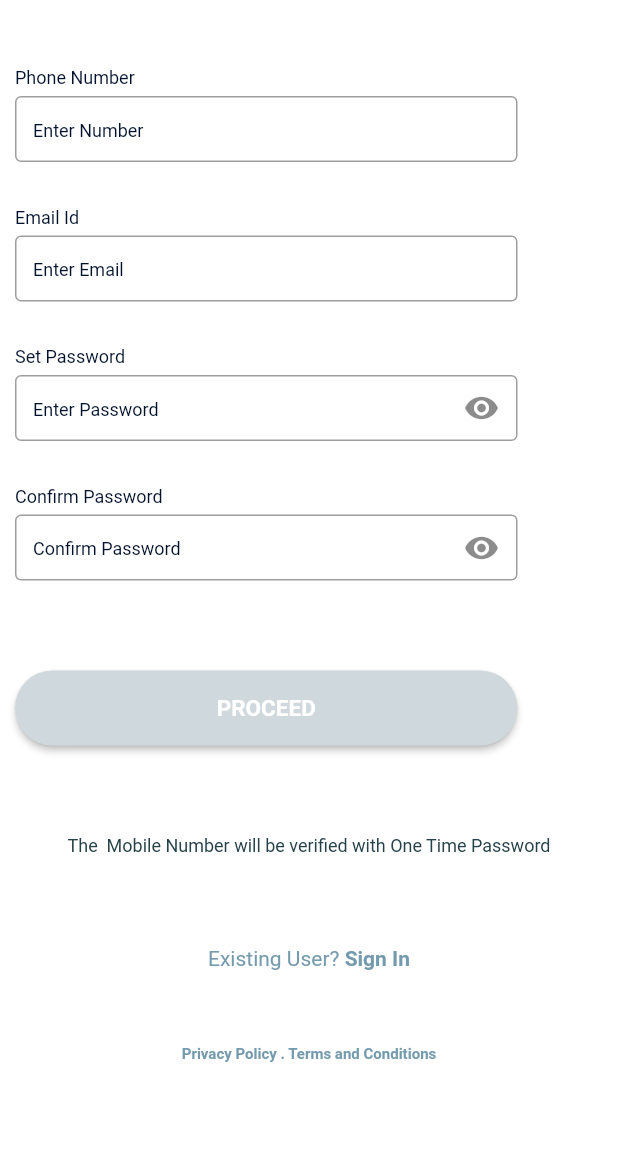
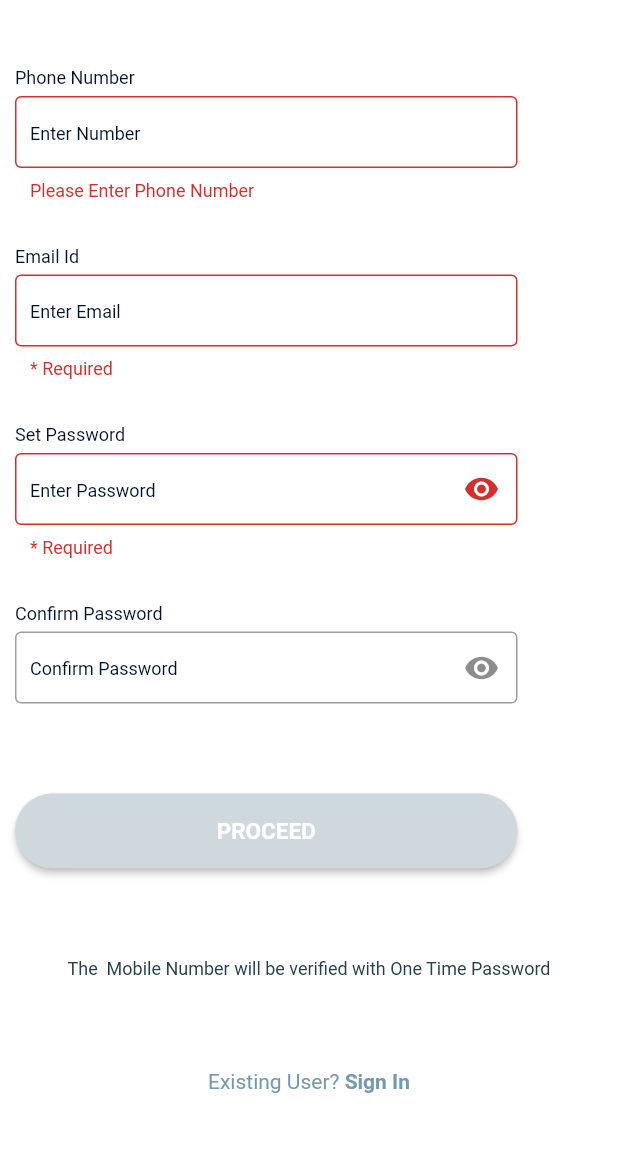
Before and after one commit to shafi3112/skin_mate, a Flutter app: the screen it shows after launch, after a tap on "SIGN UP", on a phone screen of 412 x 824 dp, the part 84-1236 px from its top. Run offline on Flutter 3.47's test engine with Material 2 defaults, Android fonts, the phone set to English and light mode, and no system bars; our stand-ins replace form_field_validator, geocoding, geolocator.

Commit message:
validation done

```diff
--- a/lib/Screens/WelcomeScreen.dart
+++ b/lib/Screens/WelcomeScreen.dart
@@ -82,22 +82,24 @@ class WelcomeScreen extends StatelessWidget {
                       padding: const EdgeInsets.only(left:15.0,right: 15.0,top:50.0,bottom: 0),
                       //padding: EdgeInsets.symmetric(horizontal: 15),
                       child: ButtonTheme(
-                        minWidth: MediaQuery.of(context).size.width,
                         height: 60.0,
-                        buttonColor: Color(0xff2B404A),
                         child: Container(
-                          width: MediaQuery.of(context).size.width,
-                          child: RaisedButton(
+                          width: 335.0,
+                          height: 60.0,
+                          child: ElevatedButton(
+                            style: ButtonStyle(
+                              shape: MaterialStateProperty.all<RoundedRectangleBorder>(
+                                RoundedRectangleBorder(
+                                  borderRadius: new BorderRadius.circular(28.0),
+                                  side: BorderSide(color: Color(0xFF749BAD)),
+                                ),),
+                              backgroundColor: MaterialStateProperty.all(Color(0XFF2B404A)),),
                             child: Text('SIGN UP',
                               style: TextStyle(
                                 fontWeight: FontWeight.bold,
                                 fontSize: 15.0,
+                                color: Color(0xffFFFFFF),
                               ),),
-                            shape: RoundedRectangleBorder(
-                              borderRadius: new BorderRadius.circular(28.0),
-                              side: BorderSide(color: Color(0xff749BAD)),
-                            ),
-                            textColor: Color(0xffFFFFFF),
                             onPressed: () {
                               Navigator.push(
                                   context, MaterialPageRoute(builder: (_) => SignupScreen()));
@@ -111,22 +113,25 @@ class WelcomeScreen extends StatelessWidget {
                           left: 15.0, right: 15.0, top: 13.0, bottom: 0),
                       //padding: EdgeInsets.symmetric(horizontal: 15),
                       child: ButtonTheme(
-                        minWidth: MediaQuery.of(context).size.width,
                         height: 60.0,
                         buttonColor: Color(0xff749BAD),
                         child: Container(
-                          width: MediaQuery.of(context).size.width,
-                          child: RaisedButton(
+                          width: 335.0,
+                          height: 60.0,
+                          child: ElevatedButton(
+                            style: ButtonStyle(
+                              shape: MaterialStateProperty.all<RoundedRectangleBorder>(
+                                RoundedRectangleBorder(
+                                  borderRadius: new BorderRadius.circular(28.0),
+                                  side: BorderSide(color: Color(0xff749BAD)),
+                                ),),
+                              backgroundColor: MaterialStateProperty.all(Color(0XFF749BAD)),),
                             child: Text('SIGN IN',
                               style: TextStyle(
                                 fontWeight: FontWeight.bold,
                                 fontSize: 15.0,
+                                color: Color(0xffFFFFFF),
                               ),),
-                            shape: RoundedRectangleBorder(
-                              borderRadius: new BorderRadius.circular(28.0),
-                              side: BorderSide(color: Color(0xff749BAD)),
-                            ),
-                            textColor: Color(0xffFFFFFF),
                             onPressed: () {},
                           ),
                         ),
--- a/lib/Screens/signupscreen.dart
+++ b/lib/Screens/signupscreen.dart
@@ -1,3 +1,4 @@
+import 'package:form_field_validator/form_field_validator.dart';
 import 'package:skin_mate/models/OtpScreens/OtpMainScreen.dart';
 
 import 'package:flutter/material.dart';
@@ -8,6 +9,7 @@ class SignupScreen extends StatefulWidget {
 }
 
 class _SignupScreenState extends State<SignupScreen> {
+  GlobalKey<FormState> formkey = GlobalKey<FormState>();
   bool _passwordVisible = true;
   int OTP= 230346;
   TextEditingController _myController1 = TextEditingController();
@@ -31,6 +33,17 @@ class _SignupScreenState extends State<SignupScreen> {
     _myController4.addListener(() {
       setState(() {}); // setState every time text changes
     });
+  }
+  String validateMobile(String value) {
+    String patttern = r'^(?:[+0]9)?[0-9]{10}$';
+    RegExp regExp = new RegExp(patttern);
+    if (value.length == 0) {
+      return 'Please Enter Phone Number';
+    }
+    else if (!regExp.hasMatch(value)) {
+      return 'Please Enter a valid Phone Number';
+    }
+    return null;
   }
 
   /*@override
@@ -66,6 +79,8 @@ class _SignupScreenState extends State<SignupScreen> {
       body: SingleChildScrollView(
         padding: EdgeInsets.fromLTRB(10.0, 25.0, 10.0, 0.0),
         child: Form(
+          autovalidateMode: AutovalidateMode.always,
+          key: formkey,
           child: Column(
             crossAxisAlignment: CrossAxisAlignment.start,
             children: <Widget>[
@@ -79,11 +94,13 @@ class _SignupScreenState extends State<SignupScreen> {
               SizedBox(height: 05.0),
               Container(
                 width: 335.0,
-                height: 44.0,
+                //height: 44.0,
                 child: TextFormField(
                   controller: _myController1,
                   keyboardType: TextInputType.phone,
+                  validator: validateMobile,
                   decoration: InputDecoration(
+                    contentPadding: EdgeInsets.symmetric(horizontal: 10.0),
                     border: OutlineInputBorder(),
                     hintText: 'Enter Number',
                     hintStyle: TextStyle(
@@ -103,10 +120,15 @@ class _SignupScreenState extends State<SignupScreen> {
               SizedBox(height: 05.0),
               Container(
                 width: 335.0,
-                height: 44.0,
+                //height: 44.0,
                 child: TextFormField(
                     controller: _myController2,
+                    validator: MultiValidator([
+                      RequiredValidator(errorText: "* Required"),
+                      EmailValidator(errorText: "Enter valid email id"),
+                    ]),
                     decoration: InputDecoration(
+                      contentPadding: EdgeInsets.symmetric(horizontal: 10.0),
                       border: OutlineInputBorder(),
                       hintText: 'Enter Email',
                       hintStyle: TextStyle(
@@ -129,11 +151,20 @@ class _SignupScreenState extends State<SignupScreen> {
               SizedBox(height: 05.0),
               Container(
                 width: 335.0,
-                height: 44.0,
+                //height: 44.0,
                 child: TextFormField(
                     obscureText: !_passwordVisible,
                     controller: _myController3,
+                    validator: MultiValidator([
+                      RequiredValidator(errorText: "* Required"),
+                      MinLengthValidator(6,
+                          errorText: "Password should be atleast 6 characters"),
+                      MaxLengthValidator(15,
+                          errorText:
+                          "Password should not be greater than 15 characters")
+                    ]),
                     decoration: InputDecoration(
+                      contentPadding: EdgeInsets.symmetric(horizontal: 10.0),
                       border: OutlineInputBorder(),
                       hintText: 'Enter Password',
                       hintStyle: TextStyle(
@@ -169,7 +200,7 @@ class _SignupScreenState extends State<SignupScreen> {
               SizedBox(height: 05.0),
               Container(
                 width: 335.0,
-                height: 44.0,
+                //height: 44.0,
                 child: TextFormField(
                     obscureText: !_passwordVisible,
                     controller: _myController4,
@@ -179,6 +210,7 @@ class _SignupScreenState extends State<SignupScreen> {
                       }
                     },
                     decoration: InputDecoration(
+                      contentPadding: EdgeInsets.symmetric(horizontal: 10.0),
                       border: OutlineInputBorder(),
                       hintText: 'Confirm Password',
                       hintStyle: TextStyle(
@@ -211,31 +243,28 @@ class _SignupScreenState extends State<SignupScreen> {
                   child: Container(
                     width: 335.0,
                     height: 50.0,
-                    child: RaisedButton(
+                    child: ElevatedButton(
+                      onPressed: () {
+                        if (formkey.currentState.validate()) {
+                          Navigator.push(context, MaterialPageRoute(builder: (_) => OtpMainscreen()));
+                        }
+                        else
+                          return 'Not Validated';
+                      },
+                      style: ElevatedButton.styleFrom(
+                          primary: _myController1.text.isEmpty ||
+                              _myController2.text.isEmpty ||
+                              _myController3.text.isEmpty ||
+                              _myController4.text.isEmpty
+                              ? Colors.blueGrey[100]
+                              : Color(0xff749BAD),
+                      shape: RoundedRectangleBorder(borderRadius: new BorderRadius.circular(30.0),)),
                         child: Text('PROCEED',
                           style: TextStyle(
                             fontWeight: FontWeight.bold,
                             fontSize: 15.0,
+                            color: Color(0xffFFFFFF),
                           ),),
-                        shape: RoundedRectangleBorder(
-                          borderRadius: new BorderRadius.circular(30.0),
-                        ),
-                        textColor: Color(0xffFFFFFF),
-                        onPressed: () {
-                          if (_myController1.text.isEmpty || _myController2.text
-                              .isEmpty || _myController3.text.isEmpty ||
-                              _myController4.text.isEmpty)
-                            print("please fill all the fields");
-                          else {
-                            Navigator.push(context, MaterialPageRoute(builder: (_) => OtpMainscreen()));
-                          }
-                        },
-                        color: (_myController1.text.isEmpty ||
-                            _myController2.text.isEmpty ||
-                            _myController3.text.isEmpty ||
-                            _myController4.text.isEmpty)
-                            ? Colors.blueGrey[100]
-                            : Color(0xff749BAD)
                     ),
                   ),
                 ),
--- a/pubspec.yaml
+++ b/pubspec.yaml
@@ -21,6 +21,7 @@ environment:
   sdk: ">=2.7.0 <3.0.0"
 
 dependencies:
+  form_field_validator: ^1.0.1
   intl: ^0.16.1
   geocoding: ^1.0.5
   geolocator: ^6.1.1
```
Also changed, not shown: lib/ProfileSetupScreens/SetProfile.dart (+36 -24 lines), pubspec.lock.
